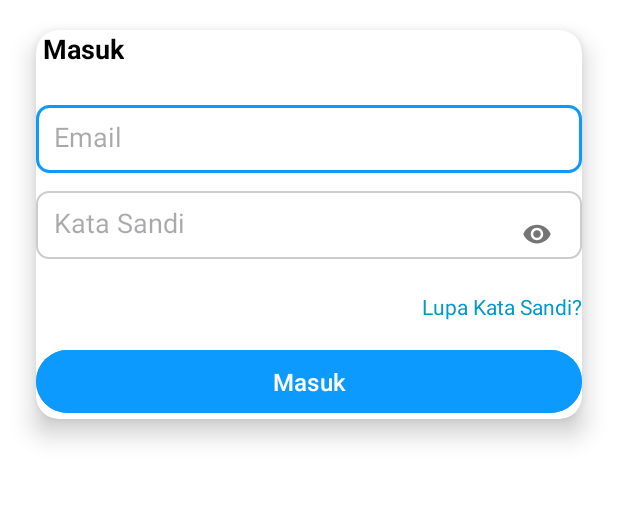
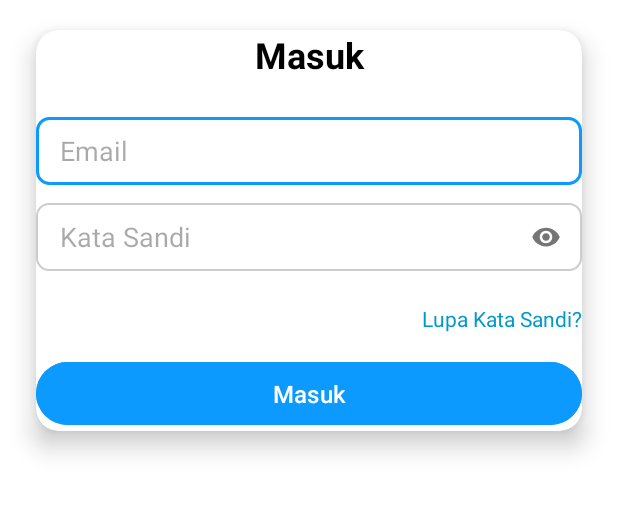
Before and after one commit to myrna12345/SmartFeed, an Android app: the screen it shows after launch (ActivityLogin), on a phone screen of 412 x 824 dp, the part 525-1042 px from its top. Run offline under Robolectric (Android 15) with nearby library versions, the phone set to English and light mode, and no system bars.

Commit message:
memperbaiki halaman login

```diff
--- a/app/src/main/res/layout/activity_login.xml
+++ b/app/src/main/res/layout/activity_login.xml
@@ -8,7 +8,7 @@
     android:background="@drawable/bg_gradient"
     tools:context=".ActivityLogin">
 
-    <!-- Image View for Logo -->
+    <!-- Logo -->
     <ImageView
         android:id="@+id/imageView"
         android:layout_width="300dp"
@@ -19,7 +19,7 @@
         app:layout_constraintEnd_toEndOf="parent"
         android:layout_marginTop="50dp" />
 
-    <!-- CardView untuk Form Login -->
+    <!-- CardView Form Login -->
     <androidx.cardview.widget.CardView
         android:layout_width="0dp"
         android:layout_height="wrap_content"
@@ -38,14 +38,15 @@
             android:layout_height="wrap_content"
             android:orientation="vertical">
 
-            <!-- Judul "Masuk" -->
+            <!-- Judul Masuk -->
             <TextView
-                android:layout_width="wrap_content"
+                android:layout_width="match_parent"
                 android:layout_height="wrap_content"
+                android:gravity="center"
                 android:paddingBottom="25dp"
-                android:text=" Masuk"
+                android:text="Masuk"
                 android:textColor="@android:color/black"
-                android:textSize="18dp"
+                android:textSize="24sp"
                 android:textStyle="bold" />
 
             <!-- Input Email -->
@@ -55,16 +56,17 @@
                 android:layout_height="45dp"
                 android:background="@drawable/edittext_border_selector"
                 android:hint="Email"
-                android:padding="12dp"
+                android:paddingStart="16dp"
+                android:paddingEnd="16dp"
                 android:inputType="textEmailAddress"
                 android:textColor="@android:color/black"
-                android:drawablePadding="12dp"
-                android:layout_marginBottom="12dp"/>
+                android:layout_marginBottom="12dp" />
 
-            <!-- Input Kata Sandi dengan Ikon Mata -->
+            <!-- Input Kata Sandi + Ikon Mata -->
             <RelativeLayout
                 android:layout_width="match_parent"
-                android:layout_height="wrap_content">
+                android:layout_height="wrap_content"
+                android:layout_marginBottom="12dp">
 
                 <EditText
                     android:id="@+id/et_password"
@@ -72,11 +74,10 @@
                     android:layout_height="45dp"
                     android:background="@drawable/edittext_border_selector"
                     android:hint="Kata Sandi"
-                    android:padding="12dp"
+                    android:paddingStart="16dp"
+                    android:paddingEnd="48dp"
                     android:inputType="textPassword"
-                    android:textColor="@android:color/black"
-                    android:drawablePadding="12dp"
-                    android:layout_marginBottom="12dp"/>
+                    android:textColor="@android:color/black" />
 
                 <ImageView
                     android:id="@+id/iv_toggle_password"
@@ -87,7 +88,7 @@
                     android:contentDescription="Toggle Password"
                     android:layout_alignParentEnd="true"
                     android:layout_centerVertical="true"
-                    android:layout_marginEnd="10dp"/>
+                    android:layout_marginEnd="4dp"/>
             </RelativeLayout>
 
             <!-- Lupa Kata Sandi -->
```
